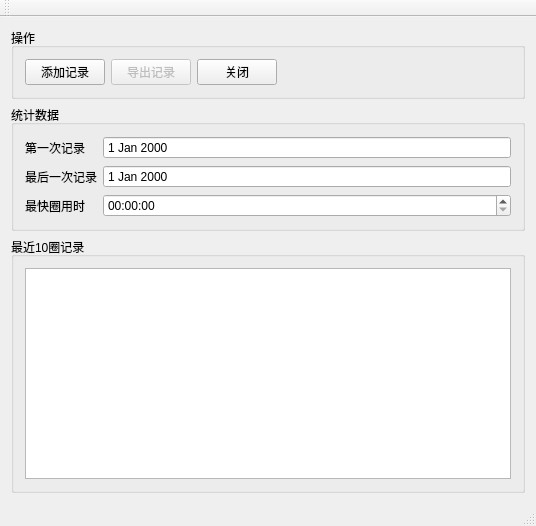
This is code/SwimmingPerformance/mainwindow.ui in xinyuewodi/git_test as Qt 5 draws it before an edit. The edited form follows.
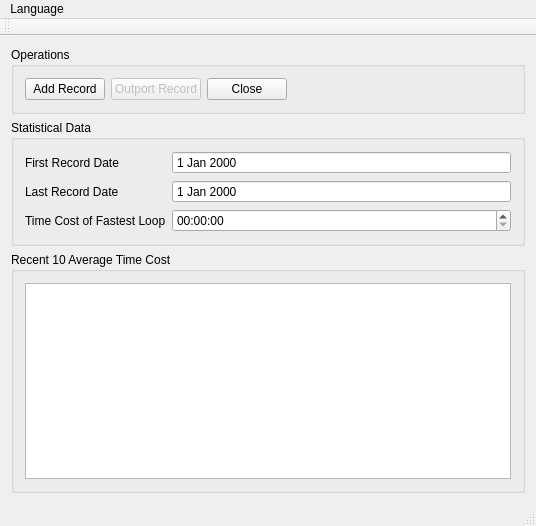
This is the edited form. Icons and pictures are not drawn.

Commit message: 添加界面中英文切换功能

Patch:
```diff
--- a/code/SwimmingPerformance/mainwindow.ui
+++ b/code/SwimmingPerformance/mainwindow.ui
@@ -28,7 +28,7 @@
     <item>
      <widget class="QGroupBox" name="groupBox_2">
       <property name="title">
-       <string>操作</string>
+       <string>Operations</string>
       </property>
       <layout class="QVBoxLayout" name="verticalLayout_2">
        <item>
@@ -36,7 +36,7 @@
          <item>
           <widget class="QPushButton" name="pushButton_addRecord">
            <property name="text">
-            <string>添加记录</string>
+            <string>Add Record</string>
            </property>
           </widget>
          </item>
@@ -46,14 +46,14 @@
             <bool>false</bool>
            </property>
            <property name="text">
-            <string>导出记录</string>
+            <string>Outport Record</string>
            </property>
           </widget>
          </item>
          <item>
           <widget class="QPushButton" name="pushButton_close">
            <property name="text">
-            <string>关闭</string>
+            <string>Close</string>
            </property>
           </widget>
          </item>
@@ -78,7 +78,7 @@
     <item>
      <widget class="QGroupBox" name="groupBox">
       <property name="title">
-       <string>统计数据</string>
+       <string>Statistical Data</string>
       </property>
       <layout class="QVBoxLayout" name="verticalLayout">
        <item>
@@ -86,14 +86,14 @@
          <item row="0" column="0">
           <widget class="QLabel" name="label_2">
            <property name="text">
-            <string>第一次记录</string>
+            <string>First Record Date</string>
            </property>
           </widget>
          </item>
          <item row="1" column="0">
           <widget class="QLabel" name="label_3">
            <property name="text">
-            <string>最后一次记录</string>
+            <string>Last Record Date</string>
            </property>
           </widget>
          </item>
@@ -123,7 +123,7 @@
          <item row="2" column="0">
           <widget class="QLabel" name="label">
            <property name="text">
-            <string>最快圈用时</string>
+            <string>Time Cost of Fastest Loop</string>
            </property>
           </widget>
          </item>
@@ -138,7 +138,7 @@
     <item>
      <widget class="QGroupBox" name="groupBox_3">
       <property name="title">
-       <string>最近10圈记录</string>
+       <string>Recent 10 Average Time Cost</string>
       </property>
       <layout class="QVBoxLayout" name="verticalLayout_3">
        <item>
@@ -158,6 +158,14 @@
      <height>22</height>
     </rect>
    </property>
+   <widget class="QMenu" name="menuLanguage">
+    <property name="title">
+     <string>Language</string>
+    </property>
+    <addaction name="actionChinese"/>
+    <addaction name="actionEnglish"/>
+   </widget>
+   <addaction name="menuLanguage"/>
   </widget>
   <widget class="QToolBar" name="mainToolBar">
    <attribute name="toolBarArea">
```
Left out of the diff: 21 changed lines with no effect on the pictures. The commit also changes 12 other files.
